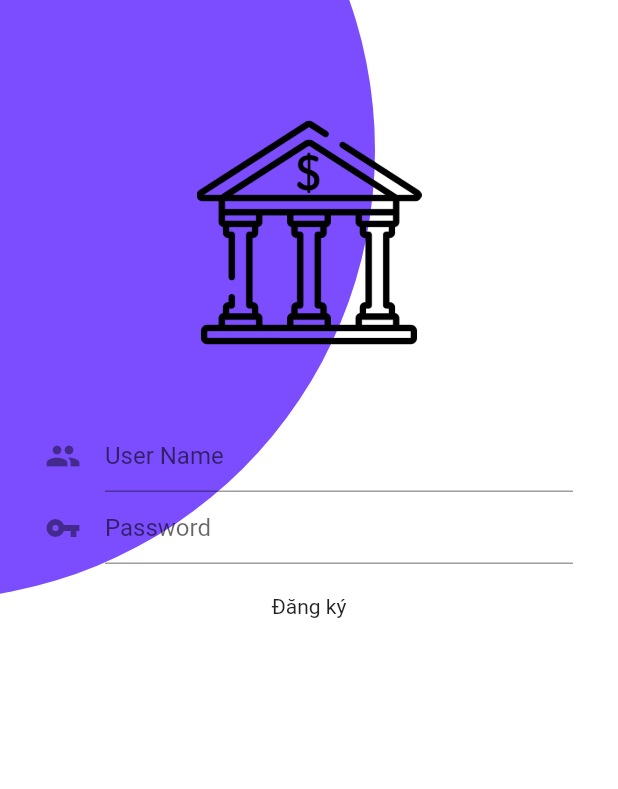
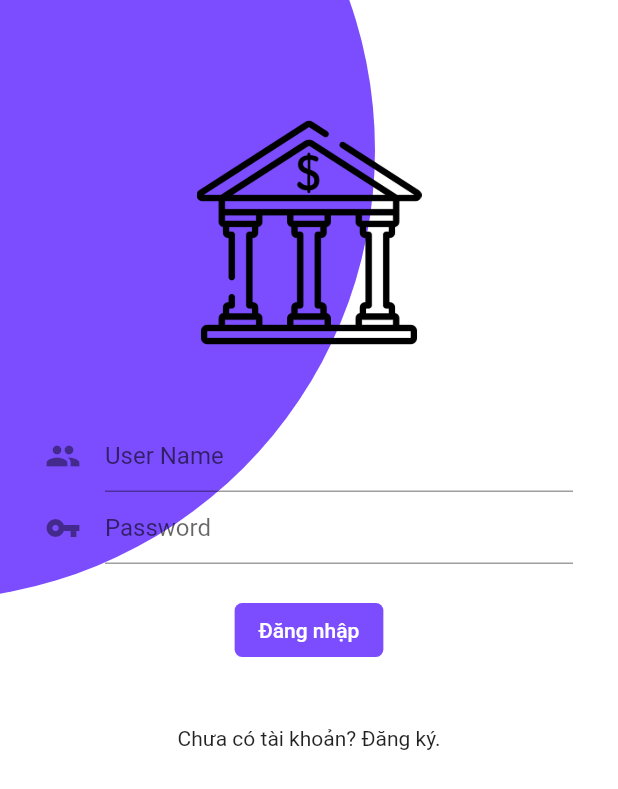
Before and after one commit to sonth87/flutter_app, a Flutter app: the screen it shows after launch, on a phone screen of 412 x 824 dp. Shown: the top 789 px of the screen. Run offline on Flutter 3.47's test engine with Material 2 defaults, Android fonts, the light colour scheme and no system bars; our stand-ins replace carousel_slider, curved_navigation_bar.

Commit message:
add login button

```diff
--- a/lib/Screen/loginScreen.dart
+++ b/lib/Screen/loginScreen.dart
@@ -101,10 +101,23 @@ class LoginScreenState extends State<LoginScreen> {
                             },
                             controller: password,
                           ),
+
+                          Padding(
+                            padding: EdgeInsets.only(top: 20, bottom: 20),
+                            child: FlatButton(
+                              child: Text('Đăng nhập'),
+                              color: Colors.deepPurpleAccent,
+                              textColor: Colors.white,
+                              shape: RoundedRectangleBorder(borderRadius: BorderRadius.circular(5.0)),
+                              onPressed: () {
+                                submitForm();
+                              },
+                            ),
+                          ),
                           Padding(
                             padding: EdgeInsets.only(top: 20.0),
                             child: InkWell(
-                              child: Text('Đăng ký'),
+                              child: Text('Chưa có tài khoản? Đăng ký.'),
                               onTap: () {
 //                        Navigator.of(context)
 //                            .pushNamed(SIGN_UP_SCREEN);
```
